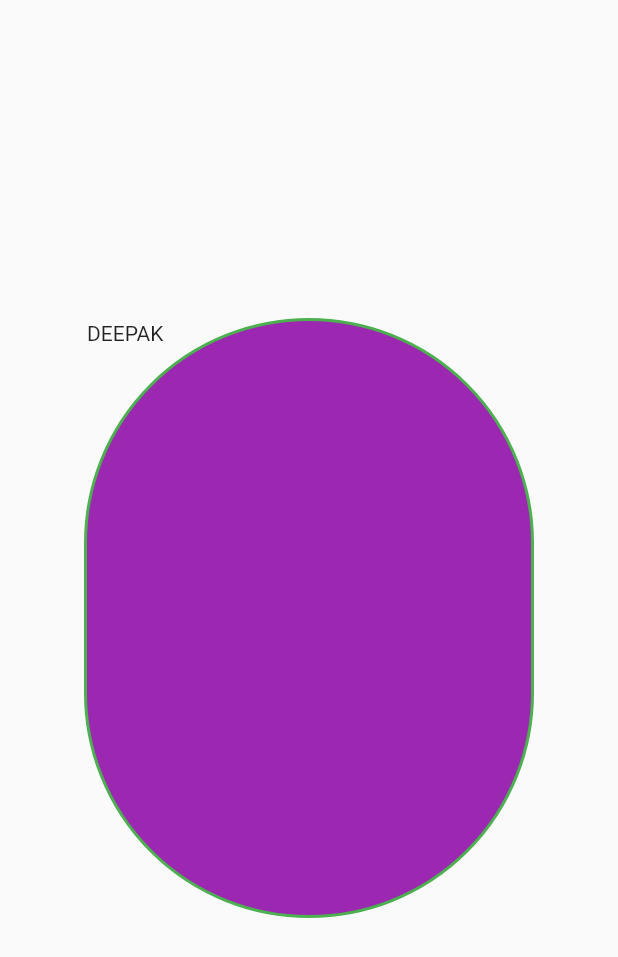
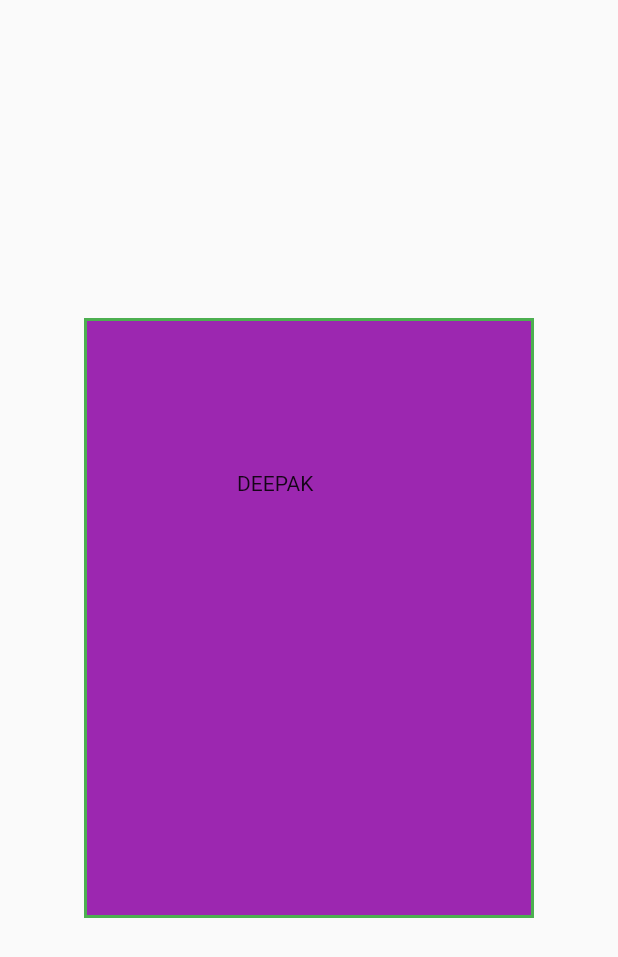
Before and after one commit to deepakp2411/basics, a Flutter app: the screen it shows after launch, on a phone screen of 412 x 824 dp. Shown: the top 957 px of the screen. Run offline on Flutter 3.47's test engine with Material 2 defaults, Android fonts, the phone set to English and light mode, and no system bars.

Commit message:
some changes

```diff
--- a/lib/main.dart
+++ b/lib/main.dart
@@ -14,6 +14,7 @@ class MyApp extends StatelessWidget {
       home: Scaffold(
           body: Center(
         child: Container(
+          padding: const EdgeInsets.all(100),
           height: 400,
           width: 300,
           decoration: BoxDecoration(
@@ -21,9 +22,9 @@ class MyApp extends StatelessWidget {
               border: Border.all(width: 2, color: Colors.green,
 
               ),
-              borderRadius: const BorderRadius.all(
-                Radius.circular(150),
-              )
+              // borderRadius: const BorderRadius.all(
+              //   Radius.circular(150),
+              // )
               ),
           child: const Text("DEEPAK"),
         ),
```
